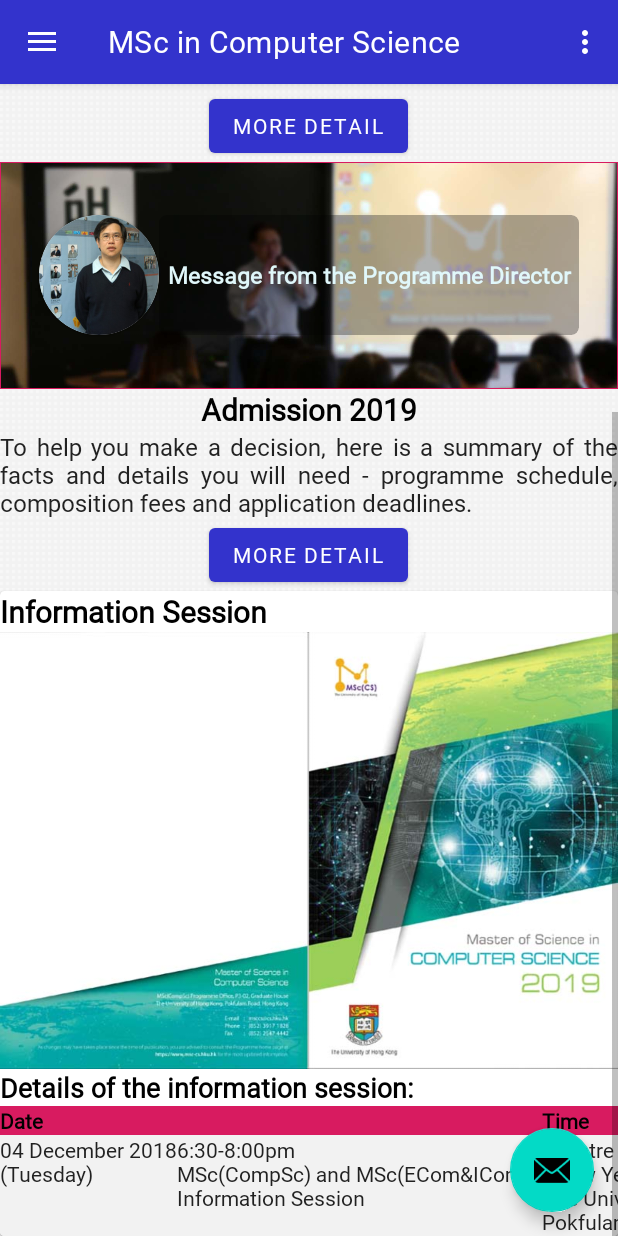
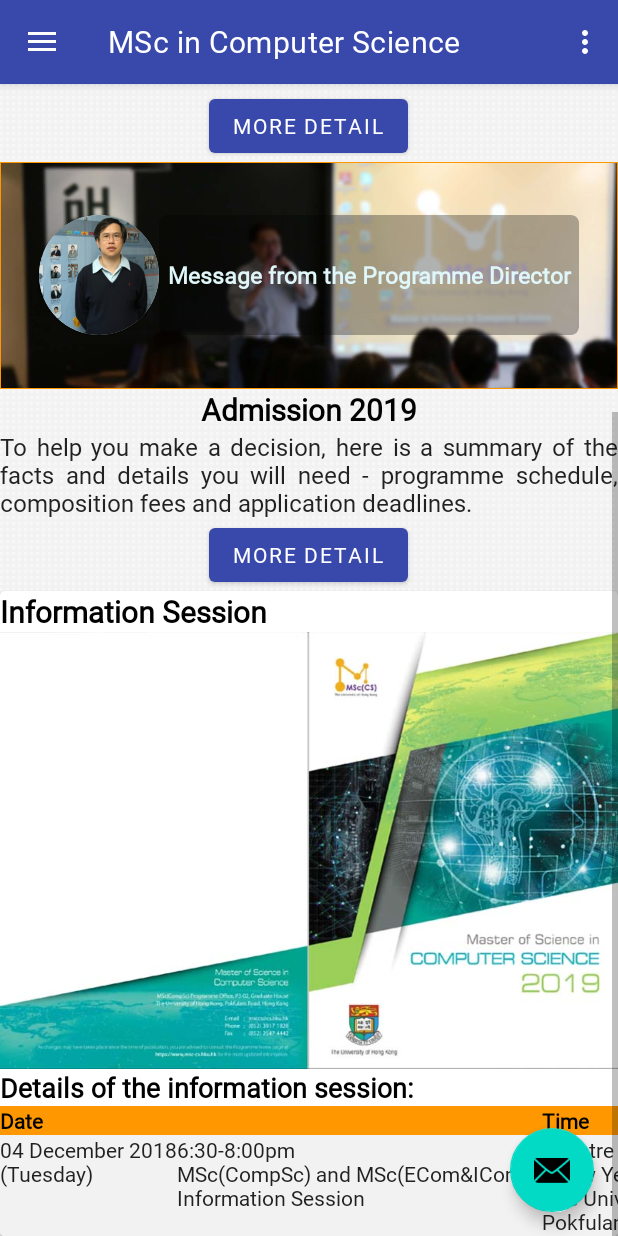
Before and after one commit to hadipash/MScAPP, an Android app: the screen it shows after launch (MainActivity), scrolled down 306 dp, on a phone screen of 412 x 824 dp. Run offline under Robolectric (Android 15) with nearby library versions, the phone set to English and light mode, and no system bars.

Commit message:
small adjustments

```diff
--- a/app/src/main/AndroidManifest.xml
+++ b/app/src/main/AndroidManifest.xml
@@ -9,7 +9,7 @@
         android:allowBackup="true"
         android:icon="@mipmap/logo"
         android:label="@string/app_name"
-        android:roundIcon="@mipmap/logo"
+        android:roundIcon="@mipmap/logo_round"
         android:supportsRtl="true"
         android:theme="@style/AppTheme">
         <activity
--- a/app/src/main/java/hk/hku/cs/msccompsc_app/MainActivity.java
+++ b/app/src/main/java/hk/hku/cs/msccompsc_app/MainActivity.java
@@ -13,6 +13,13 @@ import androidx.drawerlayout.widget.DrawerLayout;
 import androidx.appcompat.app.ActionBarDrawerToggle;
 import androidx.appcompat.app.AppCompatActivity;
 import androidx.appcompat.widget.Toolbar;
+import androidx.fragment.app.Fragment;
+import androidx.fragment.app.FragmentManager;
+import androidx.fragment.app.FragmentPagerAdapter;
+import androidx.viewpager.widget.ViewPager;
+import hk.hku.cs.msccompsc_app.MainPage.SliderAdmission;
+import hk.hku.cs.msccompsc_app.MainPage.SliderIntro;
+
 import hk.hku.cs.msccompsc_app.About.MainAbout;
 import hk.hku.cs.msccompsc_app.Admission.MainAdmission;
 
@@ -21,6 +28,8 @@ import android.view.MenuItem;
 
 public class MainActivity extends AppCompatActivity
         implements NavigationView.OnNavigationItemSelectedListener {
+    private SectionsPagerAdapter mSectionsPagerAdapter;
+    private ViewPager mViewPager;
     private static final String TAG = "MainActivity";
 
     @Override
@@ -30,6 +39,10 @@ public class MainActivity extends AppCompatActivity
 
         Toolbar toolbar = (Toolbar) findViewById(R.id.toolbar);
         setSupportActionBar(toolbar);
+
+        mSectionsPagerAdapter = new SectionsPagerAdapter(getSupportFragmentManager());
+        mViewPager = findViewById(R.id.header_slider);
+        mViewPager.setAdapter(mSectionsPagerAdapter);
 
         FloatingActionButton fab = (FloatingActionButton) findViewById(R.id.fab);
         fab.setOnClickListener(new View.OnClickListener() {
@@ -110,4 +123,27 @@ public class MainActivity extends AppCompatActivity
         drawer.closeDrawer(GravityCompat.START);
         return true;
     }
+
+    public class SectionsPagerAdapter extends FragmentPagerAdapter {
+        public SectionsPagerAdapter(FragmentManager fm) {
+            super(fm);
+        }
+
+        @Override
+        public Fragment getItem(int position) {
+            switch (position){
+                case 0:
+                    return new SliderIntro();
+                case 1:
+                    return new SliderAdmission();
+                default:
+                    return new SliderIntro();
+            }
+        }
+
+        @Override
+        public int getCount() {
+            return 2;
+        }
+    }
 }
--- a/app/src/main/res/values/colors.xml
+++ b/app/src/main/res/values/colors.xml
@@ -1,8 +1,8 @@
 <?xml version="1.0" encoding="utf-8"?>
 <resources>
-    <color name="colorPrimary">#3333cc</color>
-    <color name="colorPrimaryDark">#ff9900</color>
-    <color name="colorAccent">#D81B60</color>
+    <color name="colorPrimary">#3949AB</color>
+    <color name="colorPrimaryDark">#2234AB</color>
+    <color name="colorAccent">#FF9800</color>
     <color name="title">#303030</color>
 
     <color name="colorName">#000000</color>
```
Also changed, not shown: app/src/main/res/mipmap-xxhdpi/logo.png, app/src/main/res/mipmap-xxhdpi/logo_round.png (added).
